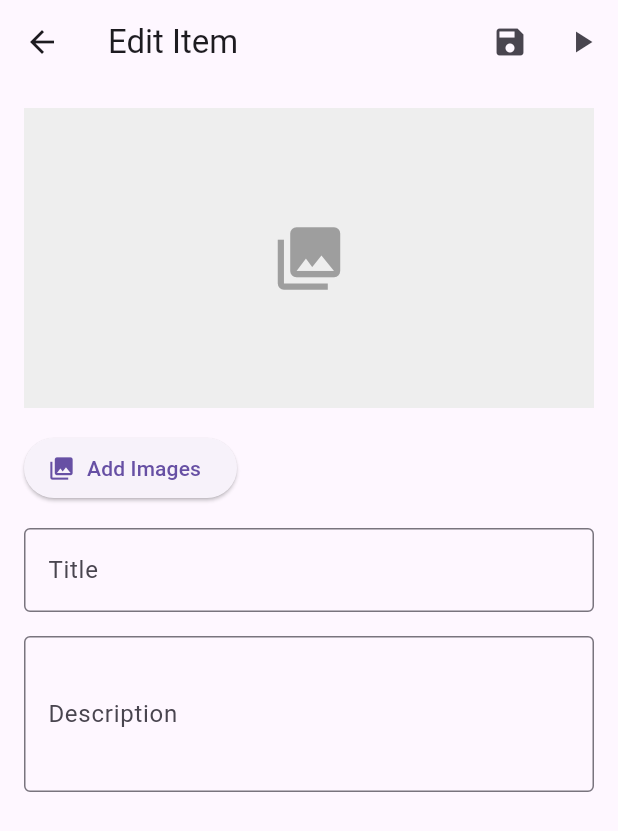
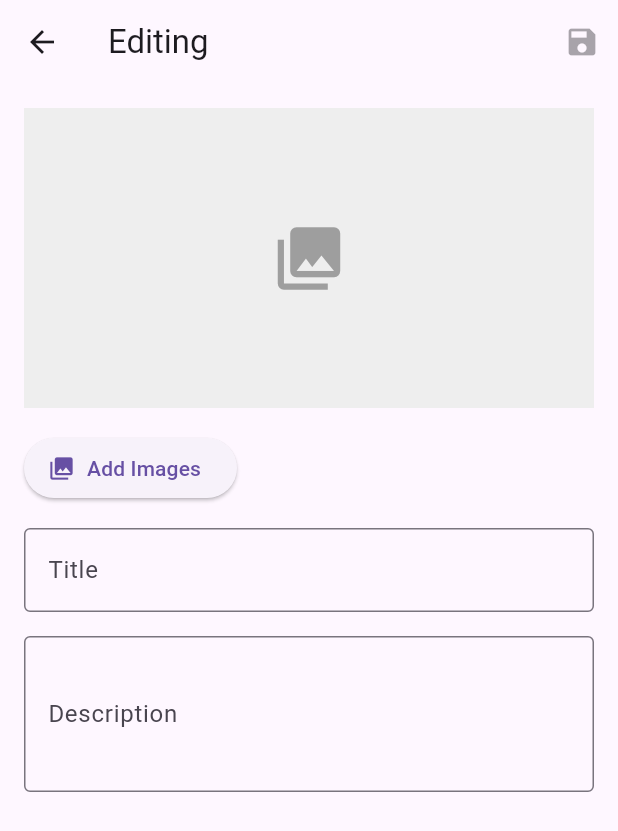
Before and after one commit to 0xABB0/shew, a Flutter app: the DetailPage screen opened directly with empty values, after a tap on the "edit" icon, on a phone screen of 412 x 824 dp. Shown: the top 831 px of the screen. Run offline on Flutter 3.47's test engine with Material 3 defaults, Android fonts, the phone set to English and light mode, and no system bars; our stand-ins replace image_picker, sqflite, sqflite_common_ffi; accounts and stored records are empty.

Commit message:
split edit and view screens

```diff
--- a/lib/main.dart
+++ b/lib/main.dart
@@ -6,11 +6,11 @@ import 'package:shew/services/database_service.dart';
 void main() async {
   WidgetsFlutterBinding.ensureInitialized();
   initDB();
-  runApp(const MyApp());
+  runApp(const ShewApp());
 }
 
-class MyApp extends StatelessWidget {
-  const MyApp({super.key});
+class ShewApp extends StatelessWidget {
+  const ShewApp({super.key});
 
   @override
   Widget build(BuildContext context) {
@@ -19,7 +19,7 @@ class MyApp extends StatelessWidget {
       theme: ThemeData(
         primarySwatch: Colors.blue,
       ),
-      home: const MyHomePage(),
+      home: const ShewHomePage(),
     );
   }
 }
--- a/lib/screens/details.dart
+++ b/lib/screens/details.dart
@@ -1,15 +1,14 @@
 import 'package:flutter/material.dart';
 import 'package:shew/models/item.dart';
-import 'package:image_picker/image_picker.dart';
+import 'package:shew/screens/edit_song.dart';
 import 'package:shew/screens/play.dart';
 import 'dart:io';
 
-import 'package:shew/services/item_service.dart';
 
 class DetailPage extends StatefulWidget {
-  final Item item;
+  Item item;
 
-  const DetailPage({
+  DetailPage({
     super.key,
     required this.item,
   });
@@ -19,88 +18,6 @@ class DetailPage extends StatefulWidget {
 }
 
 class _DetailPageState extends State<DetailPage> {
-  bool _isEditing = false;
-  late TextEditingController _titleController;
-  late TextEditingController _descriptionController;
-  final ImagePicker _picker = ImagePicker();
-
-  @override
-  void initState() {
-    super.initState();
-    _titleController = TextEditingController(text: widget.item.title);
-    _descriptionController = TextEditingController(text: widget.item.description);
-  }
-
-  @override
-  void dispose() {
-    _titleController.dispose();
-    _descriptionController.dispose();
-    super.dispose();
-  }
-
-  Future<void> _pickImages(BuildContext context) async {
-    try {
-      final List<XFile> images = await _picker.pickMultiImage();
-      if (images.isNotEmpty) {
-        setState(() {
-          widget.item.imagePaths.addAll(images.map((image) => image.path));
-        });
-      }
-    } catch (e) {
-      if (!mounted) return;
-
-      if (context.mounted) {
-        ScaffoldMessenger.of(context).showSnackBar(
-          SnackBar(content: Text('Error picking images: $e')),
-        );
-      }
-    }
-  }
-
-  void _removeImage(int index) {
-    setState(() {
-      widget.item.imagePaths.removeAt(index);
-    });
-  }
-
-  Future<void> _saveChanges(BuildContext context) async {
-    final String newTitle = _titleController.text;
-    final String newDescription = _descriptionController.text;
-    final List<String> currentImagePaths = List.from(widget.item.imagePaths);
-    final bool wasEditing = _isEditing;
-
-    try {
-      widget.item.title = newTitle;
-      widget.item.description = newDescription;
-      await updateItem(widget.item);
-
-      if (!mounted) return;
-
-      setState(() {
-        _isEditing = false;
-      });
-
-      if (context.mounted) {
-        Navigator.pop(context, true);
-      }
-    } catch (e) {
-      if (!mounted) return;
-
-      if (context.mounted) {
-        ScaffoldMessenger.of(context).showSnackBar(
-          SnackBar(content: Text('Error saving changes: $e')),
-        );
-      }
-
-      setState(() {
-        widget.item.title = widget.item.title;
-        widget.item.description = widget.item.description;
-        widget.item.imagePaths = currentImagePaths;
-        _isEditing = wasEditing;
-      });
-    }
-  }
-
   Widget _buildImageGallery() {
     if (widget.item.imagePaths.isEmpty) {
       return Container(
@@ -132,7 +49,8 @@ class _DetailPageState extends State<DetailPage> {
                           return const SizedBox(
                             width: 200,
                             child: Center(
-                              child: Icon(Icons.error_outline, color: Colors.red),
+                              child:
+                                  Icon(Icons.error_outline, color: Colors.red),
                             ),
                           );
                         },
@@ -146,35 +64,25 @@ class _DetailPageState extends State<DetailPage> {
                           return const SizedBox(
                             width: 200,
                             child: Center(
-                              child: Icon(Icons.error_outline, color: Colors.red),
+                              child:
+                                  Icon(Icons.error_outline, color: Colors.red),
                             ),
                           );
                         },
                       ),
-              ),
-              if (_isEditing)
-                Positioned(
-                  top: 8,
-                  right: 16,
-                  child: GestureDetector(
-                    onTap: () => _removeImage(index),
-                    child: Container(
-                      padding: const EdgeInsets.all(4),
-                      decoration: const BoxDecoration(
-                        color: Colors.red,
-                        shape: BoxShape.circle,
-                      ),
-                      child: const Icon(
-                        Icons.close,
-                        color: Colors.white,
-                        size: 20,
-                      ),
-                    ),
-                  ),
-                ),
+              )
             ],
           );
         },
+      ),
+    );
+  }
+
+  Future<Item?> _navigateToEdit(BuildContext context) {
+    return Navigator.push<Item>(
+      context,
+      MaterialPageRoute(
+        builder: (context) => EditSongPage(item: widget.item),
       ),
     );
   }
@@ -183,16 +91,15 @@ class _DetailPageState extends State<DetailPage> {
   Widget build(BuildContext context) {
     return Scaffold(
       appBar: AppBar(
-        title: Text(_isEditing ? 'Edit Item' : widget.item.title),
+        title: Text(widget.item.title),
         actions: [
           IconButton(
-            icon: Icon(_isEditing ? Icons.save : Icons.edit),
-            onPressed: () {
-              if (_isEditing) {
-                _saveChanges(context);
-              } else {
+            icon: const Icon(Icons.edit),
+            onPressed: () async{
+              Item? newItem = await _navigateToEdit(context);
+              if (newItem != null) {
                 setState(() {
-                  _isEditing = true;
+                  widget.item = newItem;
                 });
               }
             },
@@ -209,8 +116,7 @@ class _DetailPageState extends State<DetailPage> {
                     ),
                   ),
                 );
-            }
-          )
+              })
         ],
       ),
       body: SingleChildScrollView(
@@ -220,30 +126,6 @@ class _DetailPageState extends State<DetailPage> {
           children: [
             _buildImageGallery(),
             const SizedBox(height: 16),
-            if (_isEditing) ...[
-              ElevatedButton.icon(
-                onPressed: () => _pickImages(context),
-                icon: const Icon(Icons.photo_library),
-                label: const Text('Add Images'),
-              ),
-              const SizedBox(height: 16),
-              TextField(
-                controller: _titleController,
-                decoration: const InputDecoration(
-                  labelText: 'Title',
-                  border: OutlineInputBorder(),
-                ),
-              ),
-              const SizedBox(height: 16),
-              TextField(
-                controller: _descriptionController,
-                decoration: const InputDecoration(
-                  labelText: 'Description',
-                  border: OutlineInputBorder(),
-                ),
-                maxLines: 3,
-              ),
-            ] else ...[
             Text(
               widget.item.title,
               style: Theme.of(context).textTheme.headlineMedium,
@@ -254,7 +136,6 @@ class _DetailPageState extends State<DetailPage> {
               style: Theme.of(context).textTheme.bodyLarge,
             ),
           ],
-          ],
         ),
       ),
     );
--- /dev/null
+++ b/lib/screens/edit_song.dart
@@ -0,0 +1,230 @@
+import 'dart:io';
+
+import 'package:flutter/material.dart';
+import 'package:image_picker/image_picker.dart';
+import 'package:shew/models/item.dart';
+import 'package:shew/services/item_service.dart';
+
+class EditSongPage extends StatefulWidget {
+  final Item item;
+
+  const EditSongPage({
+    super.key,
+    required this.item,
+  });
+
+  @override
+  State<EditSongPage> createState() => _EditSongPageState();
+}
+
+class _EditSongPageState extends State<EditSongPage> {
+  bool _dirty = false;
+  late TextEditingController _titleController;
+  late TextEditingController _descriptionController;
+  final ImagePicker _picker = ImagePicker();
+
+  @override
+  void initState() {
+    super.initState();
+    _titleController = TextEditingController(text: widget.item.title);
+    _descriptionController =
+        TextEditingController(text: widget.item.description);
+  }
+
+  @override
+  void dispose() {
+    _titleController.dispose();
+    _descriptionController.dispose();
+    super.dispose();
+  }
+
+  Future<void> _pickImages(BuildContext context) async {
+    try {
+      final List<XFile> images = await _picker.pickMultiImage();
+      if (images.isNotEmpty) {
+        setState(() {
+          _dirty = true;
+          widget.item.imagePaths.addAll(images.map((image) => image.path));
+        });
+      }
+    } catch (e) {
+      if (!mounted) return;
+
+      if (context.mounted) {
+        ScaffoldMessenger.of(context).showSnackBar(
+          SnackBar(content: Text('Error picking images: $e')),
+        );
+      }
+    }
+  }
+
+  void _removeImage(int index) {
+    setState(() {
+      _dirty = true;
+      widget.item.imagePaths.removeAt(index);
+    });
+  }
+
+  Future<void> _saveChanges(BuildContext context) async {
+    final String newTitle = _titleController.text;
+    final String newDescription = _descriptionController.text;
+    final List<String> currentImagePaths = List.from(widget.item.imagePaths);
+
+    try {
+      widget.item.title = newTitle;
+      widget.item.description = newDescription;
+      await updateItem(widget.item);
+
+      if (!mounted) return;
+
+      if (context.mounted) {
+        Navigator.pop(context, widget.item);
+      }
+    } catch (e) {
+      if (!mounted) return;
+
+      if (context.mounted) {
+        ScaffoldMessenger.of(context).showSnackBar(
+          SnackBar(content: Text('Error saving changes: $e')),
+        );
+      }
+
+      setState(() {
+        widget.item.title = widget.item.title;
+        widget.item.description = widget.item.description;
+        widget.item.imagePaths = currentImagePaths;
+        _dirty = false;
+      });
+    }
+  }
+
+  Widget _buildImageGallery() {
+    if (widget.item.imagePaths.isEmpty) {
+      return Container(
+        height: 200,
+        width: double.infinity,
+        color: Colors.grey[200],
+        child: const Icon(Icons.photo_library, size: 50, color: Colors.grey),
+      );
+    }
+
+    return SizedBox(
+      height: 200,
+      child: ListView.builder(
+        scrollDirection: Axis.horizontal,
+        itemCount: widget.item.imagePaths.length,
+        itemBuilder: (context, index) {
+          final imagePath = widget.item.imagePaths[index];
+          return Stack(
+            children: [
+              Padding(
+                padding: const EdgeInsets.only(right: 8.0),
+                child: imagePath.startsWith('http')
+                    ? Image.network(
+                        imagePath,
+                        height: 200,
+                        width: 200,
+                        fit: BoxFit.cover,
+                        errorBuilder: (context, error, stackTrace) {
+                          return const SizedBox(
+                            width: 200,
+                            child: Center(
+                              child:
+                                  Icon(Icons.error_outline, color: Colors.red),
+                            ),
+                          );
+                        },
+                      )
+                    : Image.file(
+                        File(imagePath),
+                        height: 200,
+                        width: 200,
+                        fit: BoxFit.cover,
+                        errorBuilder: (context, error, stackTrace) {
+                          return const SizedBox(
+                            width: 200,
+                            child: Center(
+                              child:
+                                  Icon(Icons.error_outline, color: Colors.red),
+                            ),
+                          );
+                        },
+                      ),
+              ),
+              Positioned(
+                top: 8,
+                right: 16,
+                child: GestureDetector(
+                  onTap: () => _removeImage(index),
+                  child: Container(
+                    padding: const EdgeInsets.all(4),
+                    decoration: const BoxDecoration(
+                      color: Colors.red,
+                      shape: BoxShape.circle,
+                    ),
+                    child: const Icon(
+                      Icons.close,
+                      color: Colors.white,
+                      size: 20,
+                    ),
+                  ),
+                ),
+              ),
+            ],
+          );
+        },
+      ),
+    );
+  }
+
+  @override
+  Widget build(BuildContext context) {
+    return Scaffold(
+      appBar: AppBar(
+        title: Text('Editing ${widget.item.title}'),
+        actions: [
+          IconButton(
+            icon: const Icon(Icons.save),
+            onPressed: _dirty
+                ? () {
+                    _saveChanges(context);
+                  }
+                : null,
+          )
+        ],
+      ),
+      body: SingleChildScrollView(
+        padding: const EdgeInsets.all(16.0),
+        child: Column(
+          crossAxisAlignment: CrossAxisAlignment.start,
+          children: [
+            _buildImageGallery(),
+            const SizedBox(height: 16),
+            ElevatedButton.icon(
+              onPressed: () => _pickImages(context),
+              icon: const Icon(Icons.photo_library),
+              label: const Text('Add Images'),
+            ),
+            const SizedBox(height: 16),
+            TextField(
+              controller: _titleController,
+              decoration: const InputDecoration(
+                labelText: 'Title',
+                border: OutlineInputBorder(),
+              ),
+            ),
+            const SizedBox(height: 16),
+            TextField(
+              controller: _descriptionController,
+              decoration: const InputDecoration(
+                labelText: 'Description',
+                border: OutlineInputBorder(),
+              ),
+              maxLines: 3,
+            ),
+          ],
+        ),
+      ),
+    );
+  }
+}
```
Also changed, not shown: lib/screens/home.dart (+4 -4 lines), 1 other file. Lines whose indentation alone changed are shown as unchanged.
